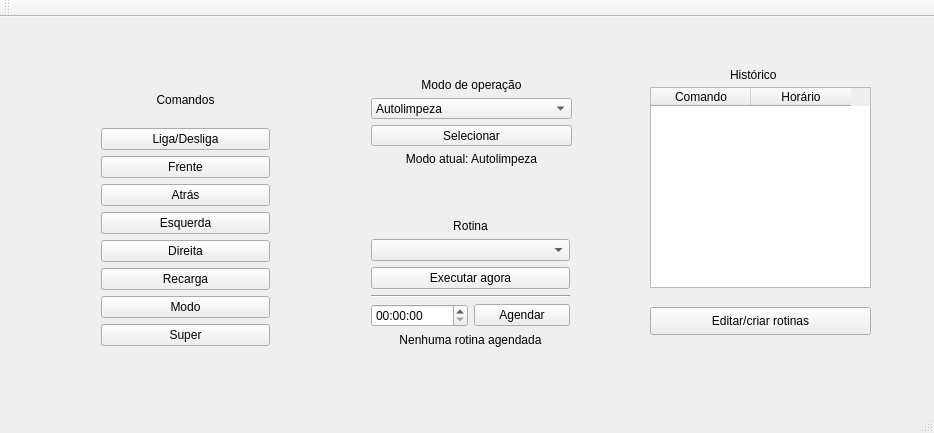
Old version of the form smartvacuum/mainwindow.ui in the repository willianbrun/smartvacuum.
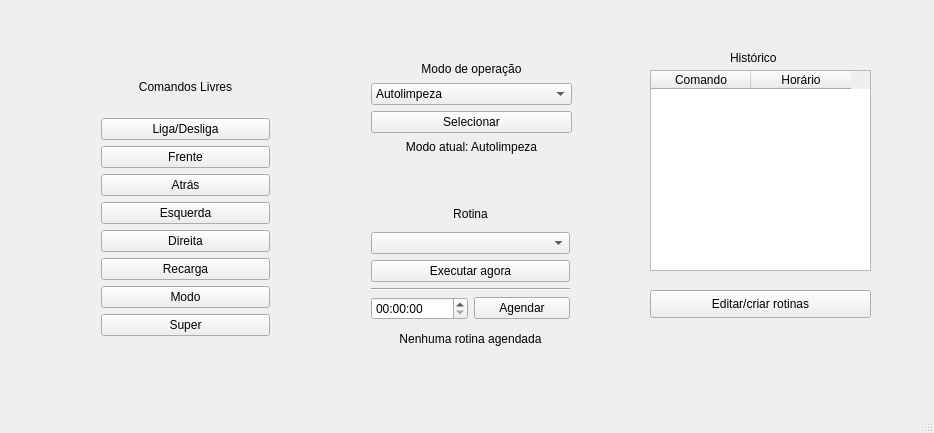
New version of the form.

The edit to the form file:
```diff
--- a/smartvacuum/mainwindow.ui
+++ b/smartvacuum/mainwindow.ui
@@ -10,6 +10,12 @@
     <height>433</height>
    </rect>
   </property>
+  <property name="maximumSize">
+   <size>
+    <width>934</width>
+    <height>433</height>
+   </size>
+  </property>
   <property name="windowTitle">
    <string>Smart Vacuum</string>
   </property>
@@ -20,7 +26,7 @@
       <x>90</x>
       <y>50</y>
       <width>191</width>
-      <height>290</height>
+      <height>297</height>
      </rect>
     </property>
     <layout class="QGridLayout" name="gridLayout" rowminimumheight="0,0,0,0,0,0,0,0,0,0,0">
@@ -88,7 +94,7 @@
      <item row="0" column="0">
       <widget class="QLabel" name="label">
        <property name="text">
-        <string>Comandos</string>
+        <string>Comandos Livres</string>
        </property>
        <property name="alignment">
         <set>Qt::AlignCenter</set>
@@ -110,7 +116,7 @@
       <x>360</x>
       <y>50</y>
       <width>223</width>
-      <height>111</height>
+      <height>116</height>
      </rect>
     </property>
     <layout class="QGridLayout" name="gridLayout_2">
@@ -178,7 +184,7 @@
       <x>360</x>
       <y>190</y>
       <width>221</width>
-      <height>151</height>
+      <height>172</height>
      </rect>
     </property>
     <layout class="QGridLayout" name="gridLayout_3">
@@ -303,27 +309,6 @@
     </property>
    </widget>
   </widget>
-  <widget class="QMenuBar" name="menuBar">
-   <property name="geometry">
-    <rect>
-     <x>0</x>
-     <y>0</y>
-     <width>934</width>
-     <height>22</height>
-    </rect>
-   </property>
-  </widget>
-  <widget class="QToolBar" name="mainToolBar">
-   <property name="enabled">
-    <bool>true</bool>
-   </property>
-   <attribute name="toolBarArea">
-    <enum>TopToolBarArea</enum>
-   </attribute>
-   <attribute name="toolBarBreak">
-    <bool>false</bool>
-   </attribute>
-  </widget>
   <widget class="QStatusBar" name="statusBar"/>
  </widget>
  <layoutdefault spacing="6" margin="11"/>
```
Left out of the diff: 2 changed lines with no effect on the pictures.
